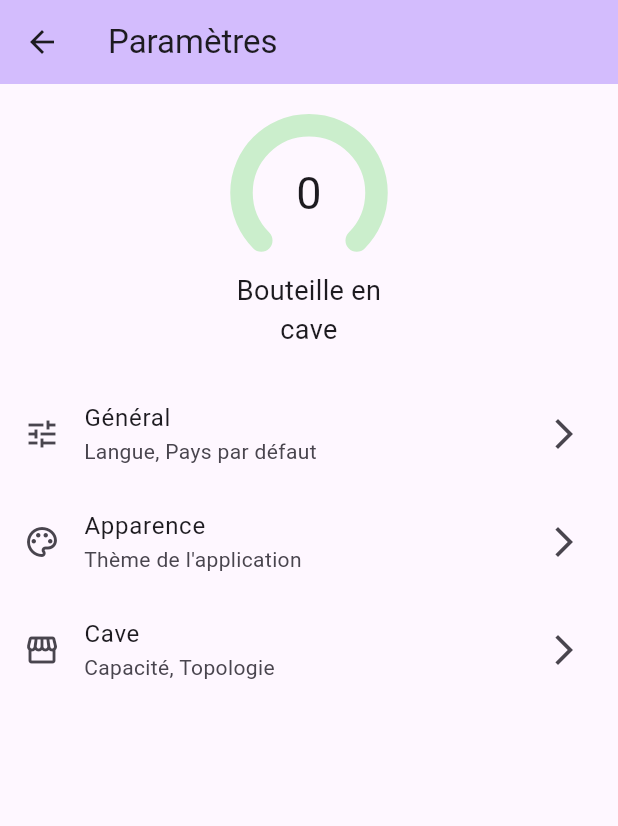
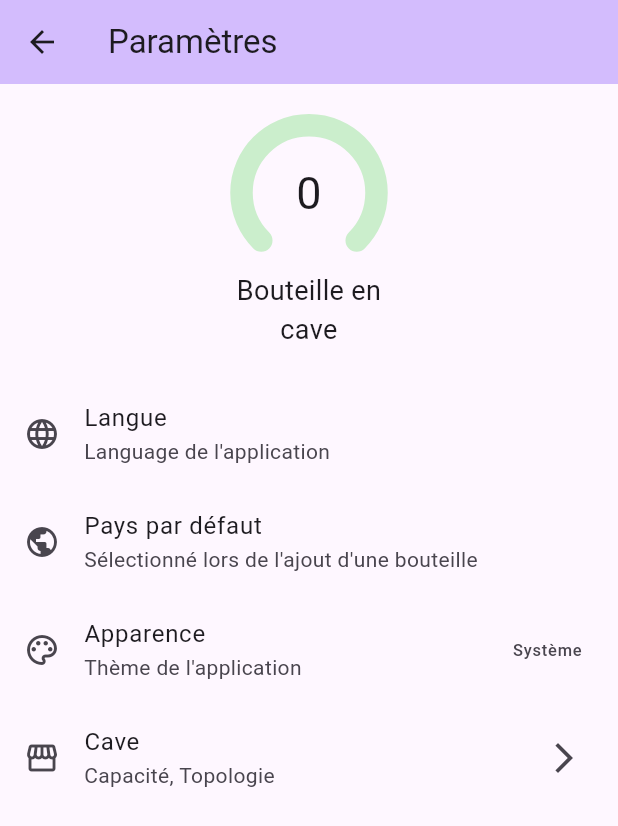
Before and after one commit to Miunn/cave_manager, a Flutter app: the Settings screen opened directly, on a phone screen of 412 x 824 dp. Shown: the top 826 px of the screen. Run offline on Flutter 3.47's test engine with Material 3 defaults, Android fonts, the phone set to English and light mode, and no system bars; our stand-ins replace camera, country_picker, material_design_icons_flutter, shared_preferences, sqflite; missing offline and left inert: flutter_mobile_vision_2; accounts and stored records are empty.

Commit message:
Lang, default country settings. Appearence enum

```diff
--- /dev/null
+++ b/lib/models/enum_themes.dart
@@ -0,0 +1,14 @@
+enum AppTheme {
+  light('Clair', 'light'),
+  dark('Sombre', 'dark'),
+  system('Système', 'system');
+
+  const AppTheme(this.label, this.value);
+
+  final String label;
+  final String value;
+
+  static AppTheme fromValue(String value) {
+    return AppTheme.values.firstWhere((element) => element.value == value);
+  }
+}
--- a/lib/screens/settings.dart
+++ b/lib/screens/settings.dart
@@ -1,6 +1,11 @@
+import 'package:cave_manager/models/enum_themes.dart';
+import 'package:cave_manager/providers/bottles_provider.dart';
 import 'package:cave_manager/screens/settings/cellar.dart';
 import 'package:cave_manager/widgets/cellar_filling_short.dart';
+import 'package:country_picker/country_picker.dart';
 import 'package:flutter/material.dart';
+import 'package:provider/provider.dart';
+import 'package:shared_preferences/shared_preferences.dart';
 
 import '../utils/bottle_db_interface.dart';
 
@@ -14,8 +19,9 @@ class Settings extends StatefulWidget {
 }
 
 class _SettingsState extends State<Settings> {
-  BottleDatabaseInterface bottleDatabase = BottleDatabaseInterface.instance;
-  int _totalBottles = 0;
+  Country appLocale = Country.parse('fr');
+  Country defaultCountry = Country.parse('fr');
+  AppTheme appTheme = AppTheme.system;
 
   @override
   void initState() {
@@ -24,10 +30,12 @@ class _SettingsState extends State<Settings> {
   }
 
   getState() async {
-    _totalBottles = await bottleDatabase.getInCellarCount();
+    final prefs = await SharedPreferences.getInstance();
 
     setState(() {
-      _totalBottles = _totalBottles;
+      appLocale = Country.parse(prefs.getString('appLocale') ?? 'fr');
+      defaultCountry = Country.parse(prefs.getString('defaultCountry') ?? 'fr');
+      appTheme = AppTheme.fromValue(prefs.getString('appTheme') ?? 'system');
     });
   }
 
@@ -40,51 +48,79 @@ class _SettingsState extends State<Settings> {
           icon: const Icon(Icons.arrow_back),
           onPressed: () => Navigator.pop(context),
         ),
-        title: Text(
-          widget.title,
-        ),
+        title: Text(widget.title),
       ),
       body: Column(
         children: <Widget>[
           Padding(
             padding: const EdgeInsets.all(20.0),
-            child: CellarFillingShort(
-              bottleAmount: _totalBottles,
-              text: _totalBottles > 1
-                  ? 'Bouteilles en cave'
-                  : 'Bouteille en cave',
+            child: Consumer<BottlesProvider>(
+              builder: (BuildContext context, BottlesProvider bottles, Widget? child) =>
+                CellarFillingShort(
+                  bottleAmount: bottles.closedBottles.length,
+                  text: bottles.closedBottles.length > 1
+                      ? 'Bouteilles en cave'
+                      : 'Bouteille en cave',
+                )
             ),
           ),
           Expanded(
             child: ListView(
               children: <Widget>[
-                InkWell(
+                ListTile(
+                  leading: const Icon(Icons.language),
+                  title: const Text('Langue'),
+                  subtitle: const Text("Language de l'application"),
+                  trailing: Text(appLocale.name),
                   onTap: () {
-                    debugPrint("Tap général");
+                    showCountryPicker(
+                      context: context,
+                      showPhoneCode: false,
+                      onSelect: (Country country) async {
+                        final prefs = await SharedPreferences.getInstance();
+                        setState(() {
+                          prefs.setString('appLocale', country.countryCode);
+                          appLocale = country;
+                        });
+                      },
+                    );
                   },
-                  child: const ListTile(
-                    leading: Icon(Icons.tune),
-                    title: Text("Général"),
-                    subtitle: Text("Langue, Pays par défaut"),
-                    trailing: Icon(Icons.arrow_forward_ios),
-                  ),
+                ),
+                ListTile(
+                  leading: const Icon(Icons.public),
+                  title: const Text('Pays par défaut'),
+                  subtitle: const Text("Sélectionné lors de l'ajout d'une bouteille"),
+                  trailing: Text(defaultCountry.name),
+                  onTap: () {
+                    showCountryPicker(
+                      context: context,
+                      showPhoneCode: false,
+                      onSelect: (Country country) async {
+                        final prefs = await SharedPreferences.getInstance();
+                        setState(() {
+                          prefs.setString('defaultCountry', country.countryCode);
+                          defaultCountry = country;
+                        });
+                      },
+                    );
+                  },
                 ),
                 InkWell(
                   onTap: () {
                     debugPrint("Tap Apparence");
                   },
-                  child: const ListTile(
-                    leading: Icon(Icons.palette_outlined),
-                    title: Text("Apparence"),
-                    subtitle: Text("Thème de l'application"),
-                    trailing: Icon(Icons.arrow_forward_ios),
+                  child: ListTile(
+                    leading: const Icon(Icons.palette_outlined),
+                    title: const Text("Apparence"),
+                    subtitle: const Text("Thème de l'application"),
+                    trailing: Text(appTheme.label),
                   ),
                 ),
                 InkWell(
                   onTap: () {
                     Navigator.of(context).push(
                       MaterialPageRoute(
-                        builder: (context) => const CellarSettings(),
+                        builder: (context) => const SettingsCellar(),
                       ),
                     );
                   },
```
Also changed, not shown: lib/screens/settings/cellar.dart (+4 -4 lines), lib/screens/settings/general.dart (deleted).
